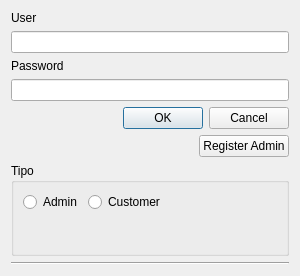
First picture: the form in login/login.ui, repository gustavosinbandera1/mayorga_db, before the edit.
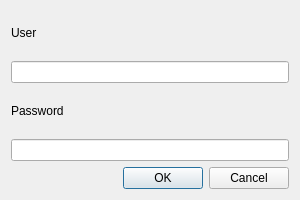
Second picture: the form after the edit.

Commit message: add database browser and fix user DTO class

Patch:
```diff
--- a/login/login.ui
+++ b/login/login.ui
@@ -7,13 +7,13 @@
     <x>0</x>
     <y>0</y>
     <width>300</width>
-    <height>276</height>
+    <height>200</height>
    </rect>
   </property>
   <property name="maximumSize">
    <size>
     <width>300</width>
-    <height>276</height>
+    <height>200</height>
    </size>
   </property>
   <property name="windowTitle">
@@ -57,70 +57,12 @@
            </property>
           </widget>
          </item>
-         <item>
-          <layout class="QHBoxLayout" name="horizontalLayout_2">
-           <item>
-            <spacer name="horizontalSpacer">
-             <property name="orientation">
-              <enum>Qt::Horizontal</enum>
-             </property>
-             <property name="sizeHint" stdset="0">
-              <size>
-               <width>40</width>
-               <height>20</height>
-              </size>
-             </property>
-            </spacer>
-           </item>
-           <item>
-            <widget class="QPushButton" name="registerAdminButton">
-             <property name="text">
-              <string>Register Admin</string>
-             </property>
-            </widget>
-           </item>
-          </layout>
-         </item>
         </layout>
        </item>
       </layout>
      </item>
-     <item>
-      <widget class="QGroupBox" name="groupBox">
-       <property name="title">
-        <string>Tipo</string>
-       </property>
-       <layout class="QFormLayout" name="formLayout">
-        <item row="0" column="0">
-         <layout class="QHBoxLayout" name="horizontalLayout">
-          <item>
-           <widget class="QRadioButton" name="adminRadioButton">
-            <property name="text">
-             <string>Admin</string>
-            </property>
-           </widget>
-          </item>
-          <item>
-           <widget class="QRadioButton" name="customerRadioButton">
-            <property name="text">
-             <string>Customer</string>
-            </property>
-           </widget>
-          </item>
-         </layout>
-        </item>
-       </layout>
-      </widget>
-     </item>
     </layout>
    </item>
-   <item row="1" column="0">
-    <widget class="Line" name="line">
-     <property name="orientation">
-      <enum>Qt::Horizontal</enum>
-     </property>
-    </widget>
-   </item>
   </layout>
  </widget>
  <resources/>
```
The commit also changes 42 other files.
